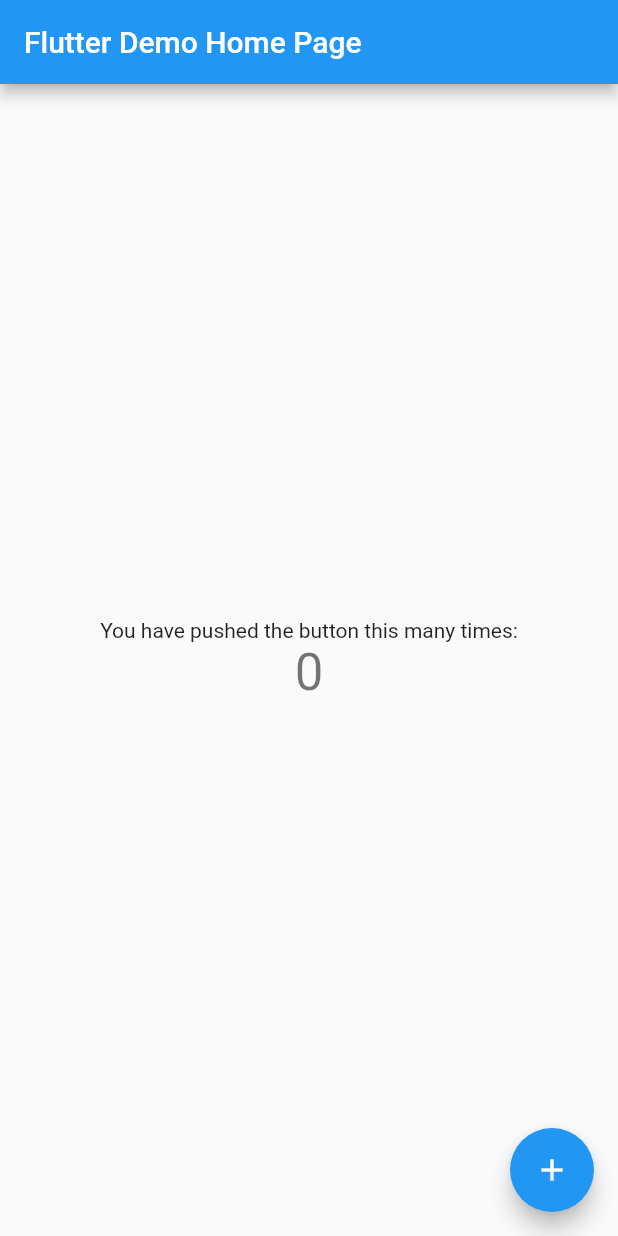
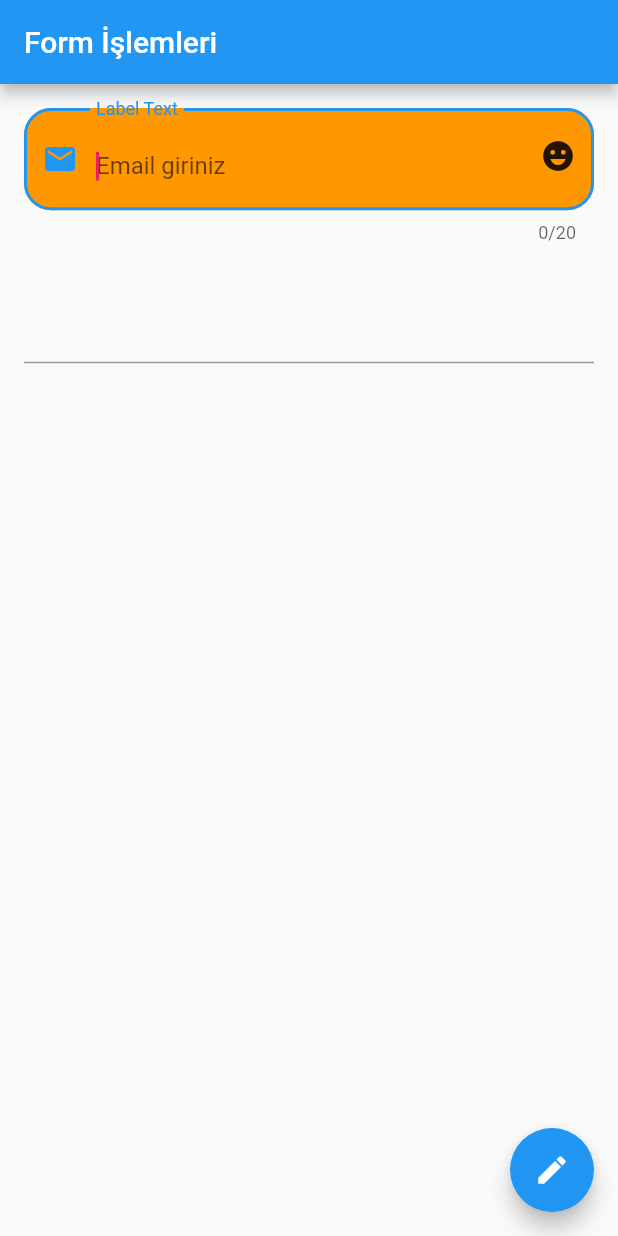
Before and after one commit to islamoktay/learning_process, a Flutter app: the screen it shows after launch, on a phone screen of 412 x 824 dp. Run offline on Flutter 3.47's test engine with Material 2 defaults, Android fonts, the phone set to English and light mode, and no system bars; our stand-ins replace flutter_easyloading, palette_generator.

Commit message:
studied more

```diff
--- a/flutter/flutter_inputs/lib/main.dart
+++ b/flutter/flutter_inputs/lib/main.dart
@@ -1,113 +1,73 @@
 import 'package:flutter/material.dart';
 
-void main() {
-  runApp(MyApp());
-}
+void main() => runApp(MyApp());
 
 class MyApp extends StatelessWidget {
-  // This widget is the root of your application.
   @override
   Widget build(BuildContext context) {
     return MaterialApp(
-      title: 'Flutter Demo',
+      title: "Flutter Demo",
       theme: ThemeData(
-        // This is the theme of your application.
-        //
-        // Try running your application with "flutter run". You'll see the
-        // application has a blue toolbar. Then, without quitting the app, try
-        // changing the primarySwatch below to Colors.green and then invoke
-        // "hot reload" (press "r" in the console where you ran "flutter run",
-        // or simply save your changes to "hot reload" in a Flutter IDE).
-        // Notice that the counter didn't reset back to zero; the application
-        // is not restarted.
         primarySwatch: Colors.blue,
       ),
-      home: MyHomePage(title: 'Flutter Demo Home Page'),
+      home: TextFieldIslemleri(),
     );
   }
 }
 
-class MyHomePage extends StatefulWidget {
-  MyHomePage({Key? key, required this.title}) : super(key: key);
-
-  // This widget is the home page of your application. It is stateful, meaning
-  // that it has a State object (defined below) that contains fields that affect
-  // how it looks.
-
-  // This class is the configuration for the state. It holds the values (in this
-  // case the title) provided by the parent (in this case the App widget) and
-  // used by the build method of the State. Fields in a Widget subclass are
-  // always marked "final".
-
-  final String title;
-
-  @override
-  _MyHomePageState createState() => _MyHomePageState();
-}
-
-class _MyHomePageState extends State<MyHomePage> {
-  int _counter = 0;
-
-  void _incrementCounter() {
-    setState(() {
-      // This call to setState tells the Flutter framework that something has
-      // changed in this State, which causes it to rerun the build method below
-      // so that the display can reflect the updated values. If we changed
-      // _counter without calling setState(), then the build method would not be
-      // called again, and so nothing would appear to happen.
-      _counter++;
-    });
-  }
+class TextFieldIslemleri extends StatelessWidget {
+  const TextFieldIslemleri({Key? key}) : super(key: key);
 
   @override
   Widget build(BuildContext context) {
-    // This method is rerun every time setState is called, for instance as done
-    // by the _incrementCounter method above.
-    //
-    // The Flutter framework has been optimized to make rerunning build methods
-    // fast, so that you can just rebuild anything that needs updating rather
-    // than having to individually change instances of widgets.
     return Scaffold(
       appBar: AppBar(
-        // Here we take the value from the MyHomePage object that was created by
-        // the App.build method, and use it to set our appbar title.
-        title: Text(widget.title),
+        title: Text("Form İşlemleri"),
       ),
-      body: Center(
-        // Center is a layout widget. It takes a single child and positions it
-        // in the middle of the parent.
-        child: Column(
-          // Column is also a layout widget. It takes a list of children and
-          // arranges them vertically. By default, it sizes itself to fit its
-          // children horizontally, and tries to be as tall as its parent.
-          //
-          // Invoke "debug painting" (press "p" in the console, choose the
-          // "Toggle Debug Paint" action from the Flutter Inspector in Android
-          // Studio, or the "Toggle Debug Paint" command in Visual Studio Code)
-          // to see the wireframe for each widget.
-          //
-          // Column has various properties to control how it sizes itself and
-          // how it positions its children. Here we use mainAxisAlignment to
-          // center the children vertically; the main axis here is the vertical
-          // axis because Columns are vertical (the cross axis would be
-          // horizontal).
-          mainAxisAlignment: MainAxisAlignment.center,
-          children: <Widget>[
-            Text(
-              'You have pushed the button this many times:',
+      body: Column(
+        children: [
+          Padding(
+            padding: const EdgeInsets.all(16.0),
+            child: TextField(
+              keyboardType: TextInputType.number,
+              textInputAction: TextInputAction.next,
+              autofocus: true,
+              maxLength: 20,
+              onChanged: (String deger) {
+                if (deger.length > 3) {
+                  print(deger);
+                }
+              },
+              cursorColor: Colors.pink,
+              decoration: InputDecoration(
+                labelText: 'Label Text',
+                hintText: 'Email giriniz',
+                prefixIcon: Icon(Icons.email),
+                suffix: Icon(Icons.emoji_emotions),
+                filled: true,
+                fillColor: Colors.orange,
+                border: OutlineInputBorder(
+                  borderRadius: BorderRadius.all(Radius.circular(18)),
+                ),
+              ),
+              onSubmitted: (String deger) {
+                print("submit " + deger);
+              },
             ),
-            Text(
-              '$_counter',
-              style: Theme.of(context).textTheme.headline4,
+          ),
+          Padding(
+            padding: const EdgeInsets.all(16.0),
+            child: TextField(
+              keyboardType: TextInputType.number,
+              textInputAction: TextInputAction.next,
             ),
-          ],
-        ),
+          ),
+        ],
       ),
       floatingActionButton: FloatingActionButton(
-        onPressed: _incrementCounter,
-        tooltip: 'Increment',
-        child: Icon(Icons.add),
-      ), // This trailing comma makes auto-formatting nicer for build methods.
+        onPressed: () {},
+        child: Icon(Icons.edit),
+      ),
     );
   }
 }
```
